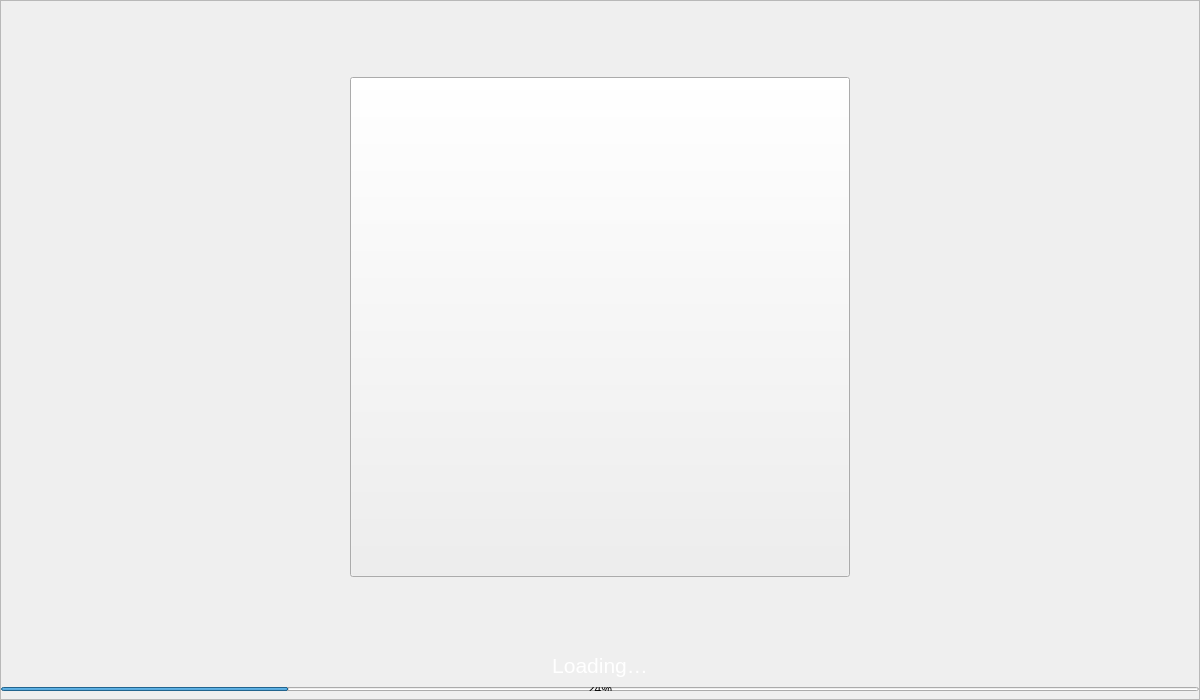
Qt form src/qt/moonet/forms/splash.ui (phoenixkonsole/MooNET) before a commit.
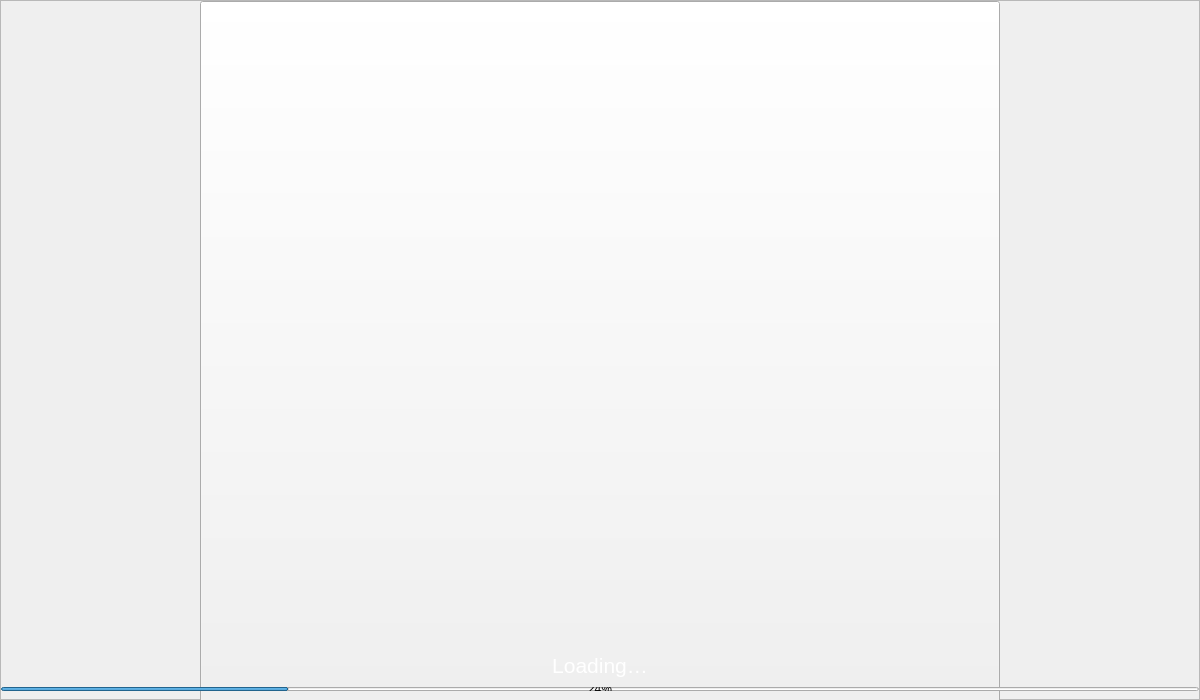
The same form after that commit.

Commit message: I fixed image logo size for on splash screen to 800x800

What changed in the file:
```diff
--- a/src/qt/moonet/forms/splash.ui
+++ b/src/qt/moonet/forms/splash.ui
@@ -87,18 +87,18 @@
         </property>
        </spacer>
       </item>
-      <item alignment="Qt::AlignVCenter|Qt::AlignHCenter">
+      <item alignment="Qt::AlignCenter">
        <widget class="QToolButton" name="imgLogo">
         <property name="minimumSize">
          <size>
-          <width>500</width>
-          <height>500</height>
+          <width>800</width>
+          <height>800</height>
          </size>
         </property>
         <property name="maximumSize">
          <size>
-          <width>500</width>
-          <height>500</height>
+          <width>800</width>
+          <height>800</height>
          </size>
         </property>
         <property name="text">
```
